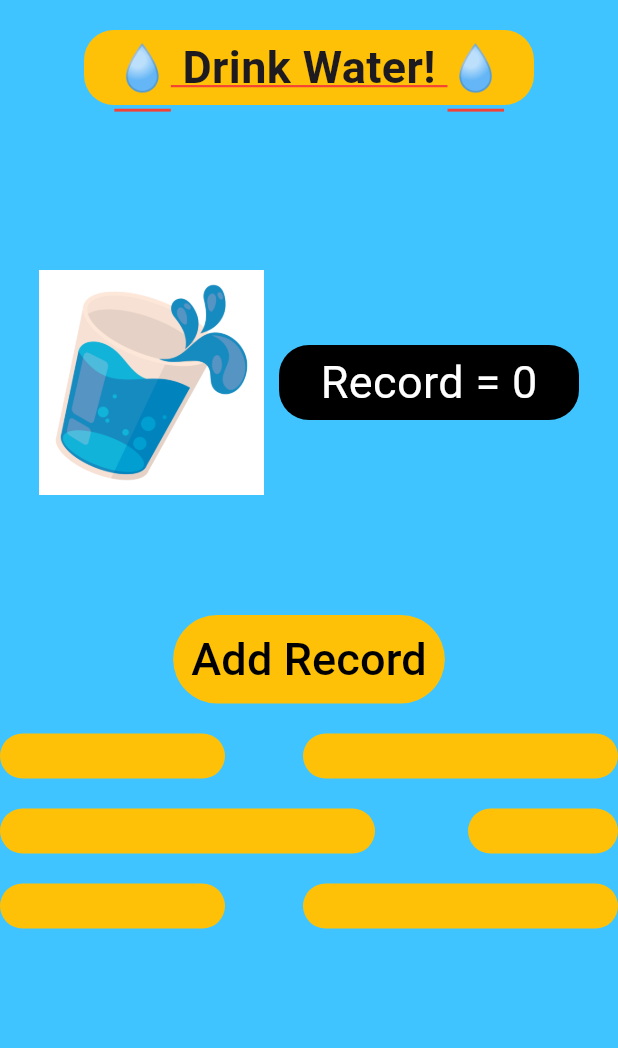
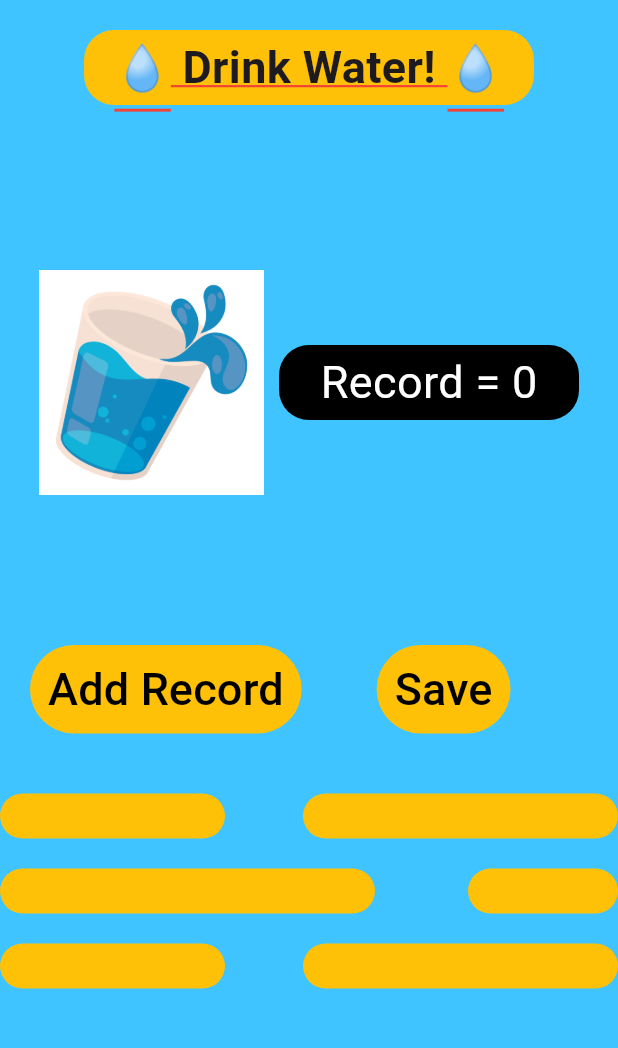
Before and after one commit to moeinhe83/Flutter_CounterApp, a Flutter app: the screen it shows after launch, on a phone screen of 412 x 824 dp, the part 84-1132 px from its top. Run offline on Flutter 3.47's test engine with Material 3 defaults, Android fonts, the phone set to English and light mode, and no system bars.

Commit message:
Add Save Button

```diff
--- a/lib/main.dart
+++ b/lib/main.dart
@@ -125,9 +125,15 @@ class _HomePageState extends State<HomePage> {
             ),
           ),
           SizedBox(height: 70),
+          Padding(
+            padding: const EdgeInsets.all(20.0),
+            child: Row(
+              children: [
                 TextButton(
                   style: ButtonStyle(
-              backgroundColor: WidgetStateProperty.all(Colors.amber),
+                    backgroundColor: WidgetStateProperty.all(
+                      Colors.amber,
+                    ),
                   ),
                   onPressed: () {
                     setState(() {
@@ -136,7 +142,29 @@ class _HomePageState extends State<HomePage> {
                   },
                   child: Text(
                     "Add Record",
-              style: TextStyle(color: Colors.black, fontSize: 30),
+                    style: TextStyle(
+                      color: Colors.black,
+                      fontSize: 30,
+                    ),
+                  ),
+                ),
+                SizedBox(width: 50),
+                TextButton(
+                  style: ButtonStyle(
+                    backgroundColor: WidgetStateProperty.all(
+                      Colors.amber,
+                    ),
+                  ),
+                  onPressed: () {},
+                  child: Text(
+                    "Save",
+                    style: TextStyle(
+                      color: Colors.black,
+                      fontSize: 30,
+                    ),
+                  ),
+                ),
+              ],
             ),
           ),
           SizedBox(height: 20),
```
Lines whose indentation alone changed are shown as unchanged.
